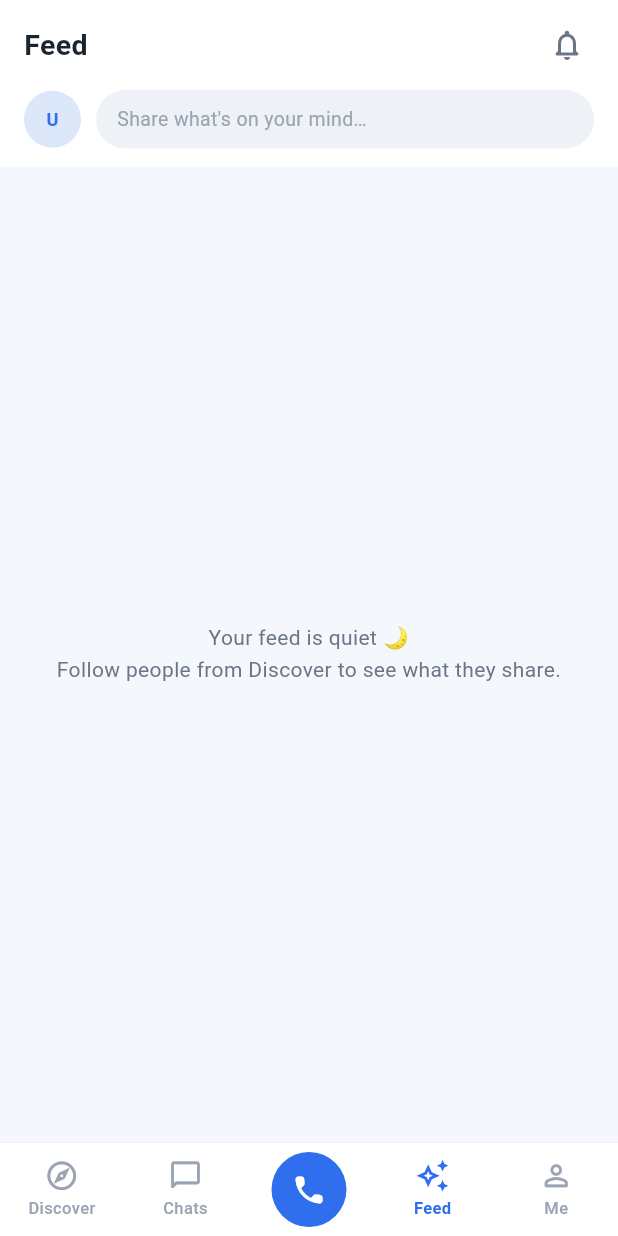
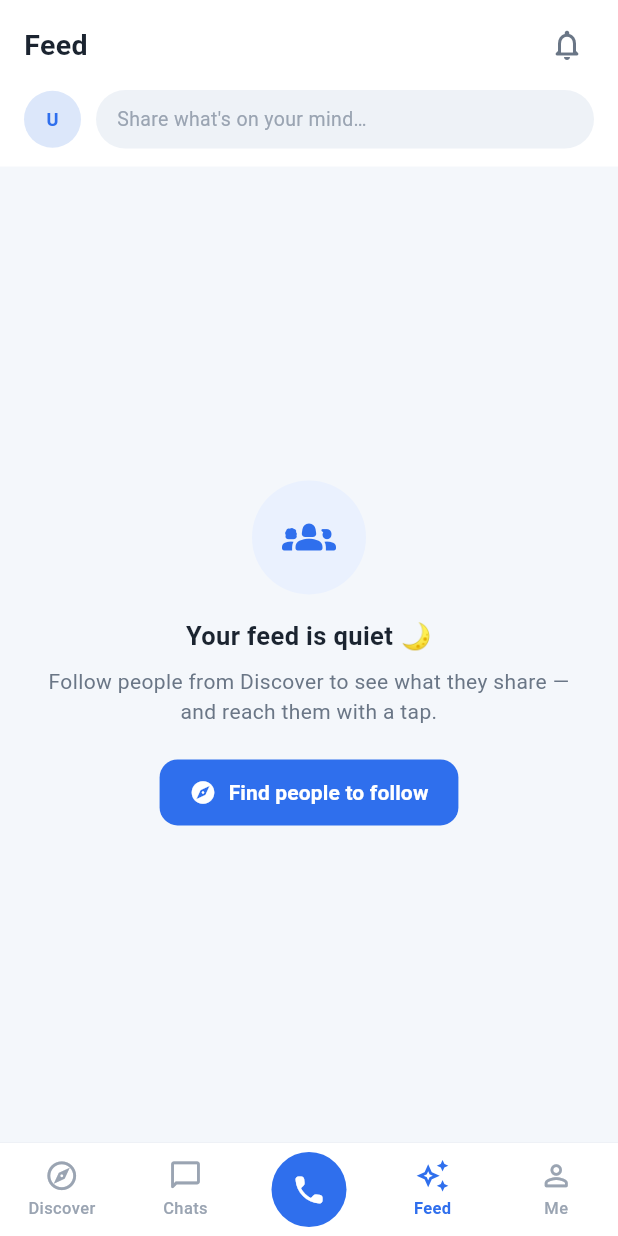
Before and after one commit to PRASHANTKASHYAP1996/FFY, a Flutter app: the RedesignShell screen opened directly, item 4 of the bottom bar chosen, on a phone screen of 412 x 824 dp. Run offline on Flutter 3.47's test engine with Material 3 defaults, Android fonts, the phone set to English and light mode, and no system bars; our stand-ins replace cloud_firestore, cloud_functions, firebase_auth, firebase_core, firebase_messaging, firebase_storage and 4 more; missing offline and left inert: agora_rtc_engine, firebase_app_check, flutter_foreground_task, razorpay_flutter; accounts and stored records are empty.

Commit message:
feat: Feed upgrade — actionable empty state, direct composer, named call CTA
Three gaps on the Feed:
- Empty state was a dead-end text blob. It's now a proper empty state with a
  "Find people to follow" button that jumps straight to the Discover tab. The
  shell's _pages became an instance getter so _FeedPage can carry an
  onGoToDiscover callback (IndexedStack still preserves each tab's state).
- The composer entry pushed the profile screen and left the user hunting for
  the + button. ProfileScreen now takes openComposer; the Feed passes it and
  the "New post" sheet opens automatically once the profile loads.
- Post cards said a generic "Talk to them". They now say "Talk to <FirstName>"
  (first name capped to avoid overflowing the actions row), making the route
  back to a call with that specific person explicit.

flutter analyze: clean. flutter test: 68/68.

Co-Authored-By: Claude Opus 4.8 <noreply@anthropic.com>

```diff
--- a/lib/screens/profile_screen.dart
+++ b/lib/screens/profile_screen.dart
@@ -39,7 +39,11 @@ enum _ProfileMenuAction {
 }
 
 class ProfileScreen extends StatefulWidget {
-  const ProfileScreen({super.key});
+  const ProfileScreen({super.key, this.openComposer = false});
+
+  /// When true, the "New post" composer sheet opens automatically once the
+  /// profile has loaded — used by the Feed's composer entry.
+  final bool openComposer;
 
   @override
   State<ProfileScreen> createState() => _ProfileScreenState();
@@ -66,6 +70,7 @@ class _ProfileScreenState extends State<ProfileScreen> {
 
   bool _saving = false;
   bool _initialized = false;
+  bool _composerAutoOpened = false;
   bool _deleteRequestBusy = false;
   bool _signingOut = false;
   int _profileRetryToken = 0;
@@ -2545,6 +2550,15 @@ class _ProfileScreenState extends State<ProfileScreen> {
         final me = snap.data!;
         _fillControllersOnce(me);
 
+        // Feed "share what's on your mind" entry: open the composer once the
+        // profile is ready, without the user hunting for the + button.
+        if (widget.openComposer && !_composerAutoOpened) {
+          _composerAutoOpened = true;
+          WidgetsBinding.instance.addPostFrameCallback((_) {
+            if (mounted) _showCreatePostSheet(me);
+          });
+        }
+
         final currentName = _displayName(me);
         final photoURL = me.photoURL.trim();
         final bio = me.bio.trim();
--- a/lib/screens/redesign/redesign_shell.dart
+++ b/lib/screens/redesign/redesign_shell.dart
@@ -34,13 +34,16 @@ class RedesignShell extends StatefulWidget {
 class _RedesignShellState extends State<RedesignShell> {
   int _index = 0;
 
-  static const List<Widget> _pages = <Widget>[
-    _DiscoverPage(),
-    _ChatsPage(),
-    _CallPage(),
-    _FeedPage(),
-    _MePage(),
-  ];
+  // Built each frame so _FeedPage can carry a tab-switch callback. IndexedStack
+  // keeps each child's State alive (same runtime type per slot), so rebuilding
+  // the list does not reset any tab.
+  List<Widget> get _pages => <Widget>[
+        const _DiscoverPage(),
+        const _ChatsPage(),
+        const _CallPage(),
+        _FeedPage(onGoToDiscover: () => setState(() => _index = 0)),
+        const _MePage(),
+      ];
 
   final Stream<List<Map<String, dynamic>>> _sessions =
       CallRepository.instance.watchCurrentUserChatSessions();
@@ -2006,7 +2009,10 @@ String _timeAgo(int ms) {
 }
 
 class _FeedPage extends StatefulWidget {
-  const _FeedPage();
+  const _FeedPage({required this.onGoToDiscover});
+
+  /// Jumps the shell to the Discover tab (used by the empty-state CTA).
+  final VoidCallback onGoToDiscover;
 
   @override
   State<_FeedPage> createState() => _FeedPageState();
@@ -2019,7 +2025,71 @@ class _FeedPageState extends State<_FeedPage> {
 
   void _openComposer() {
     Navigator.of(context).push(
-      MaterialPageRoute(builder: (_) => const ProfileScreen()),
+      MaterialPageRoute(
+        builder: (_) => const ProfileScreen(openComposer: true),
+      ),
+    );
+  }
+
+  Widget _emptyFeed() {
+    return Center(
+      child: Padding(
+        padding: const EdgeInsets.all(32),
+        child: Column(
+          mainAxisSize: MainAxisSize.min,
+          children: [
+            Container(
+              width: 76,
+              height: 76,
+              decoration: const BoxDecoration(
+                color: AppPalette.blueTint,
+                shape: BoxShape.circle,
+              ),
+              child: const Icon(Icons.groups_2_rounded,
+                  color: AppPalette.blue, size: 36),
+            ),
+            const SizedBox(height: 16),
+            const Text(
+              'Your feed is quiet 🌙',
+              textAlign: TextAlign.center,
+              style: TextStyle(
+                fontSize: 17,
+                fontWeight: FontWeight.w700,
+                color: AppPalette.textPrimary,
+              ),
+            ),
+            const SizedBox(height: 8),
+            const Text(
+              'Follow people from Discover to see what they share — '
+              'and reach them with a tap.',
+              textAlign: TextAlign.center,
+              style: TextStyle(
+                fontSize: 14,
+                height: 1.45,
+                color: AppPalette.textSecondary,
+              ),
+            ),
+            const SizedBox(height: 20),
+            FilledButton.icon(
+              onPressed: widget.onGoToDiscover,
+              style: FilledButton.styleFrom(
+                backgroundColor: AppPalette.blue,
+                foregroundColor: Colors.white,
+                padding:
+                    const EdgeInsets.symmetric(horizontal: 20, vertical: 12),
+                shape: RoundedRectangleBorder(
+                  borderRadius: BorderRadius.circular(12),
+                ),
+              ),
+              icon: const Icon(Icons.explore_rounded, size: 18),
+              label: const Text(
+                'Find people to follow',
+                style: TextStyle(fontSize: 14, fontWeight: FontWeight.w600),
+              ),
+            ),
+          ],
+        ),
+      ),
     );
   }
 
@@ -2065,10 +2135,7 @@ class _FeedPageState extends State<_FeedPage> {
                             p.ownerId == myUid || following.contains(p.ownerId))
                         .toList(growable: false);
                     if (visible.isEmpty) {
-                      return const _DiscoverMessage(
-                        'Your feed is quiet 🌙\n'
-                        'Follow people from Discover to see what they share.',
-                      );
+                      return _emptyFeed();
                     }
                     return ListView.builder(
                       padding: const EdgeInsets.only(top: 10, bottom: 24),
@@ -2305,6 +2372,9 @@ class _FeedPostCardState extends State<_FeedPostCard> {
   }
 
   Widget _actions() {
+    var firstName = _post.ownerName.trim().split(RegExp(r'\s+')).first;
+    if (firstName.length > 12) firstName = '${firstName.substring(0, 12)}…';
+    final talkLabel = firstName.isEmpty ? 'Talk' : 'Talk to $firstName';
     return Padding(
       padding: const EdgeInsets.fromLTRB(8, 6, 12, 10),
       child: Row(
@@ -2388,9 +2458,10 @@ class _FeedPostCardState extends State<_FeedPostCard> {
               tapTargetSize: MaterialTapTargetSize.shrinkWrap,
             ),
             icon: const Icon(Icons.phone_rounded, size: 16),
-            label: const Text(
-              'Talk to them',
-              style: TextStyle(fontSize: 13, fontWeight: FontWeight.w600),
+            label: Text(
+              talkLabel,
+              style:
+                  const TextStyle(fontSize: 13, fontWeight: FontWeight.w600),
             ),
           ),
         ],
```
